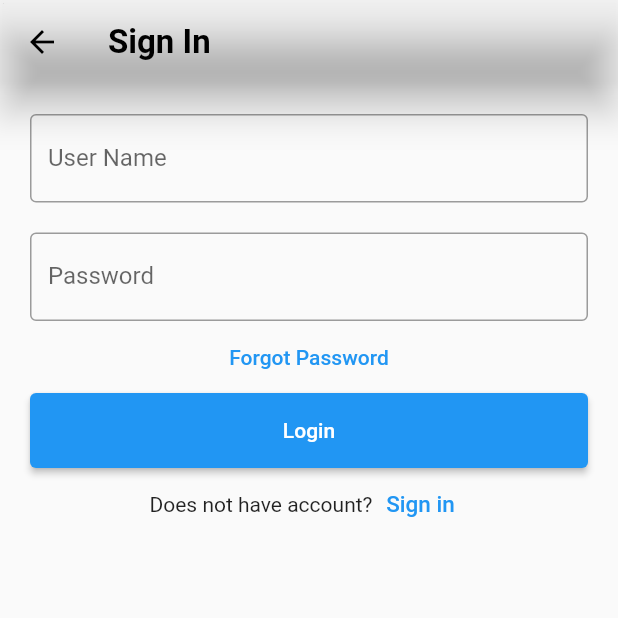
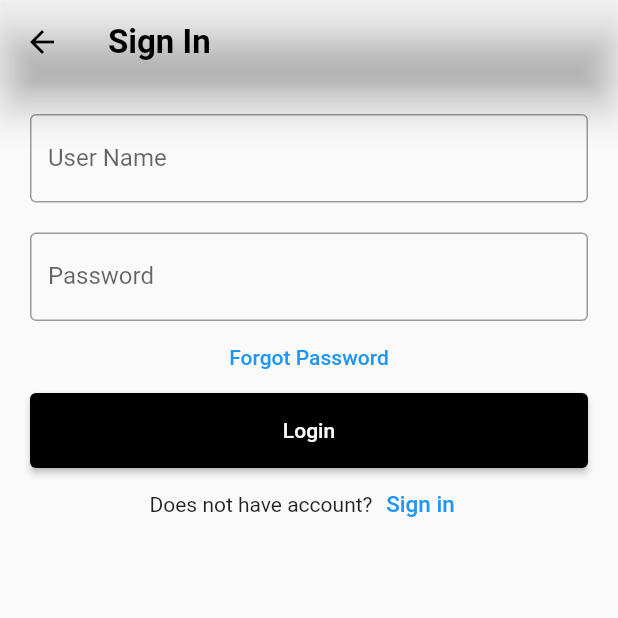
Before and after one commit to manoj1749/courier-handling-service, a Flutter app: the maintainer screen opened directly, on a phone screen of 412 x 824 dp, the top half of it. Run offline on Flutter 3.47's test engine with Material 2 defaults, Android fonts, the phone set to English and light mode, and no system bars; our stand-ins replace flutter_spinkit, font_awesome_flutter, url_launcher_web.

Commit message:
small ui changes

```diff
--- a/lib/delivery.dart
+++ b/lib/delivery.dart
@@ -55,7 +55,8 @@ class _deliveryState extends State<delivery> {
             child: Column(children: [
               ElevatedButton(
                 onPressed: readJson,
-                child: const Text('Load Data'),
+                child: const Text('*'),
+                style: ElevatedButton.styleFrom(primary: Colors.black),
               ),
 
               // Display the data loaded from sample.json
--- a/lib/maintainer.dart
+++ b/lib/maintainer.dart
@@ -63,6 +63,7 @@ class maintainer extends StatelessWidget {
                   },
                   child: const Text(
                     'Forgot Password',
+                    style: TextStyle(),
                   ),
                 ),
                 Container(
@@ -76,6 +77,7 @@ class maintainer extends StatelessWidget {
                           MaterialPageRoute(builder: (context) => logPage()),
                         );
                       },
+                      style: ElevatedButton.styleFrom(primary: Colors.black),
                     )),
                 Row(
                   mainAxisAlignment: MainAxisAlignment.center,
```
Also changed, not shown: 15 other files.
